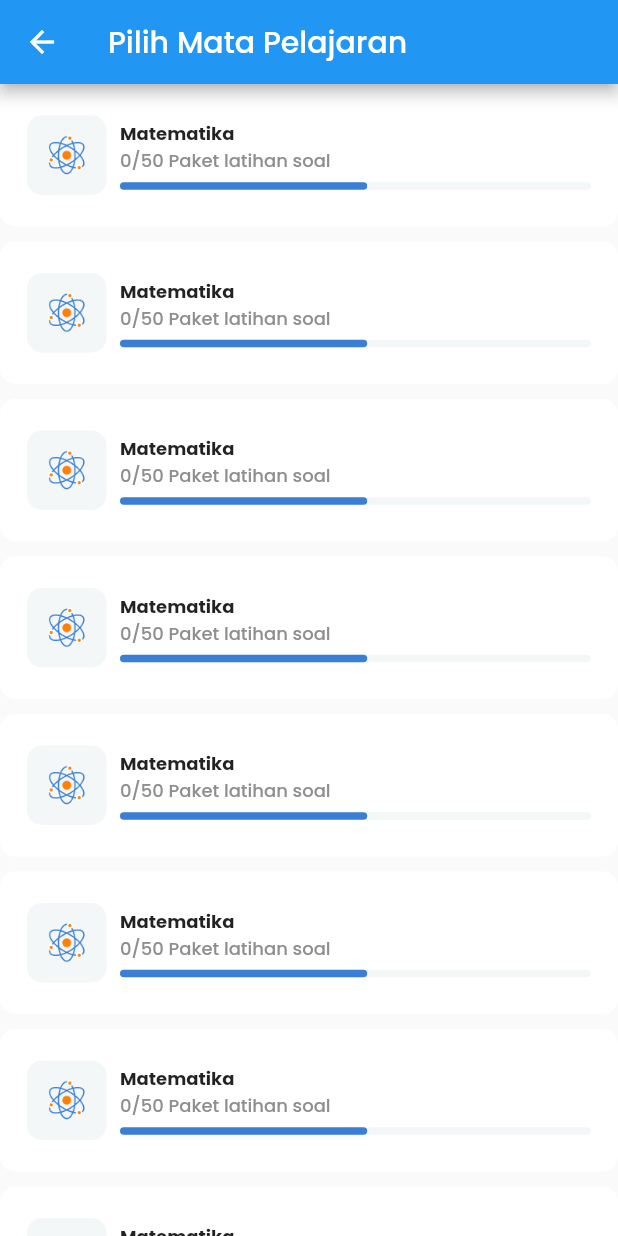
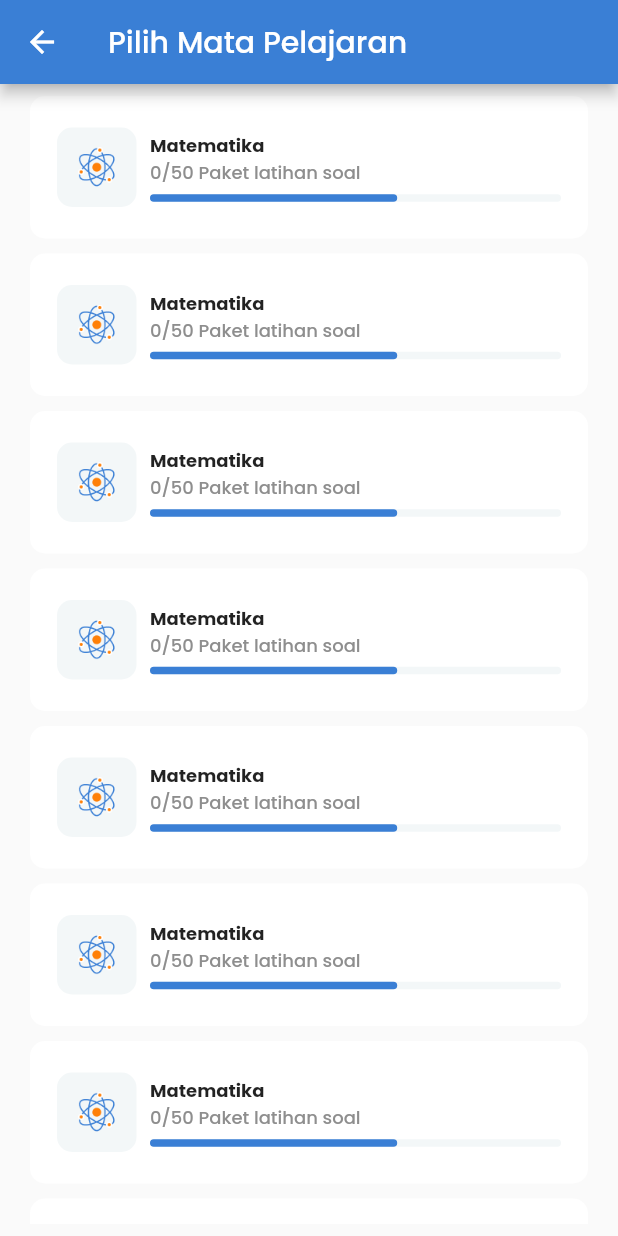
Before and after one commit to kimebmen/latihansoal, a Flutter app: the HomePage screen opened by its route, after a tap on "Lihat Semua", on a phone screen of 412 x 824 dp. Run offline on Flutter 3.47's test engine with Material 2 defaults, Android fonts, the phone set to English and light mode, and no system bars; our stand-ins replace google_fonts, google_sign_in.

Commit message:
lihatSemuaMapel

```diff
--- a/lib/main.dart
+++ b/lib/main.dart
@@ -1,5 +1,6 @@
 import 'package:flutter/material.dart';
 import 'package:google_fonts/google_fonts.dart';
+import 'package:test1/constant/r.dart';
 import 'package:test1/view/auth/login_page.dart';
 import 'package:test1/view/main/latihan_soal/home_page.dart';
 import 'package:test1/view/main/latihan_soal/mapel_page.dart';
@@ -21,6 +22,9 @@
       title: 'Flutter Demo',
       theme: ThemeData(
         textTheme: GoogleFonts.poppinsTextTheme(),
+        appBarTheme: AppBarTheme(
+          backgroundColor: R.colors.primary,
+        ),
         // This is the theme of your application.
         //
         // Try running your application with "flutter run". You'll see the
@@ -49,7 +53,6 @@
         // "/login":(context) => const LoginPage(),
         // "login_screen":(context) => const LoginPage(),
         // SplashScreen.route: (context) => const SplashScreen(),
-
       },
     );
   }
--- a/lib/view/main/latihan_soal/home_page.dart
+++ b/lib/view/main/latihan_soal/home_page.dart
@@ -24,34 +24,37 @@
             _buildBanner(context),
             _buildHomeListMapel(),
             Container(
-              margin: EdgeInsets.symmetric(horizontal: 20, vertical: 21),
               // padding: EdgeInsets.symmetric(horizontal: 20),
               child: Column(
+                crossAxisAlignment: CrossAxisAlignment.start,
                 children: [
-                  Row(
-                    children: [
-                      Text(
+                  Padding(
+                    padding: const EdgeInsets.symmetric(horizontal: 20.0),
+                    child: Text(
                       "Terbaru",
                       style: TextStyle(
                         fontWeight: FontWeight.bold,
                         fontSize: 16,
                       ),
                     ),
-                      // Spacer(),
-                    ],
                   ),
+                  SizedBox(height: 10),
                   Container(
-                    height: 170,
+                    height: 150,
                     child: ListView.builder(
                       itemCount: 5,
                       scrollDirection: Axis.horizontal,
                       itemBuilder: ((context, index) {
-                        return Image.asset(
+                        return Padding(
+                          padding: const EdgeInsets.only(left: 20.0),
+                          child: Image.asset(
                             R.assets.bannerHome,
+                          ),
                         );
                       }),
                     ),
-                  ) ///////////////
+                  ),
+                  SizedBox(height: 35), ///////////////
                 ],
               ),
             )
--- a/lib/view/main/latihan_soal/mapel_page.dart
+++ b/lib/view/main/latihan_soal/mapel_page.dart
@@ -11,7 +11,9 @@
       appBar: AppBar(
         title: Text("Pilih Mata Pelajaran"),
       ),
-      body: ListView.builder(
+      body: Padding(
+        padding: const EdgeInsets.symmetric(vertical: 8.0, horizontal: 20),
+        child: ListView.builder(
           itemBuilder: ((context, index) {
             return GestureDetector(
               onTap: () {},
@@ -19,6 +21,7 @@
             );
           }),
         ),
+      ),
     );
   }
 }
```
Also changed, not shown: 1 other file. Lines whose indentation alone changed are shown as unchanged.
